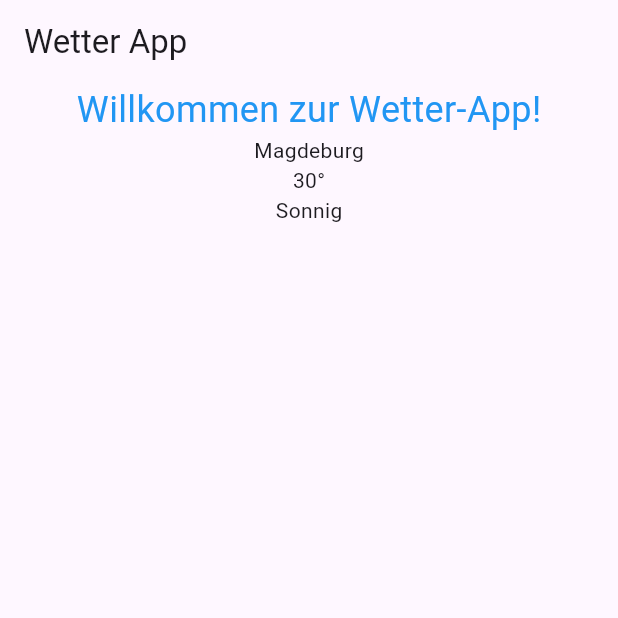
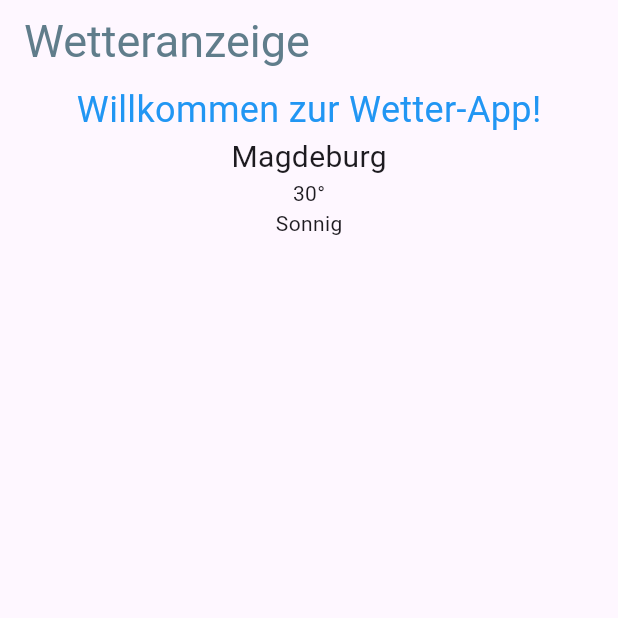
Before and after one commit to MisterFadi/wetter_app, a Flutter app: the screen it shows after launch, on a phone screen of 412 x 824 dp, the top half of it. Run offline on Flutter 3.47's test engine with Material 3 defaults, Android fonts, the phone set to English and light mode, and no system bars.

Commit message:
add Aufhübschen

```diff
--- a/lib/main.dart
+++ b/lib/main.dart
@@ -21,14 +21,20 @@ class WeatherApp extends StatelessWidget {
   @override
   Widget build(BuildContext context) {
     return Scaffold(
-        appBar: AppBar(title: const Text("Wetter App")),
+        appBar: AppBar(
+          title: const Text("Wetteranzeige",
+              style: TextStyle(color: (Colors.blueGrey), fontSize: 30)),
+        ),
         body: const Center(
             child: Column(
                 crossAxisAlignment: CrossAxisAlignment.center,
                 children: [
               Text("Willkommen zur Wetter-App!",
                   style: TextStyle(color: (Colors.blue), fontSize: 24)),
-              Text("Magdeburg"),
+              Text(
+                "Magdeburg",
+                style: TextStyle(fontSize: 20),
+              ),
               Text("30°"),
               Text("Sonnig")
             ])));
```
